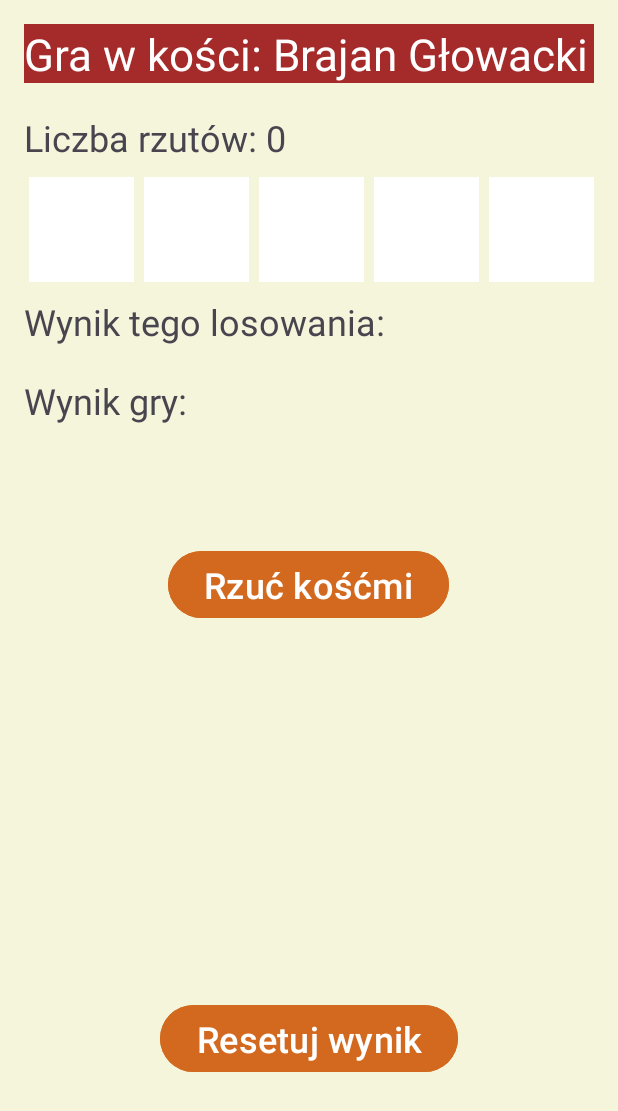
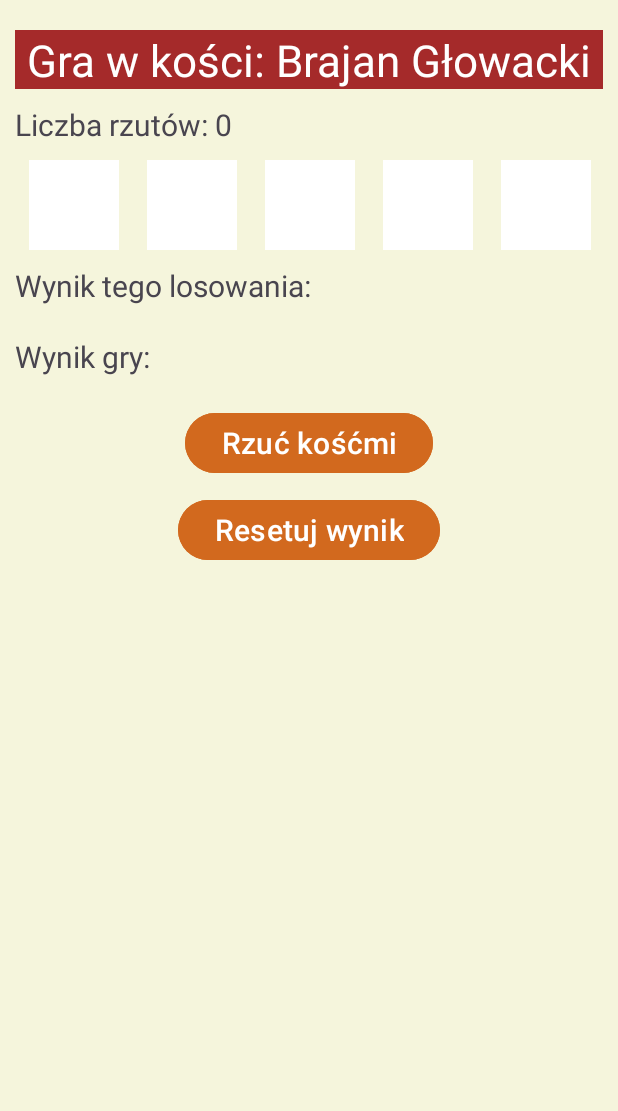
Before and after one commit to Gatsdw/Zadanie-4, an Android app: the screen it shows after launch (MainActivity), on a phone screen of 412 x 824 dp. Shown: the top 1111 px of the screen. Run offline under Robolectric (Android 15) with nearby library versions, the phone set to English and light mode, and no system bars.

Commit message:
Projekt zadania 4

```diff
--- a/app/src/main/java/com/example/dicegame/MainActivity.java
+++ b/app/src/main/java/com/example/dicegame/MainActivity.java
@@ -7,26 +7,60 @@ import androidx.appcompat.app.AppCompatActivity;
 import androidx.core.graphics.Insets;
 import androidx.core.view.ViewCompat;
 import androidx.core.view.WindowInsetsCompat;
+
+import android.view.View;
 import android.widget.Button;
 import android.widget.TextView;
+
+import java.util.Random;
 
 
 public class MainActivity extends AppCompatActivity {
 
-    private Button przycisk;
-    private TextView textView;
+    final int random = new Random().nextInt(6);
+    private int count = 0;
+
+
 
 
 
     @Override
-    protected void onCreate(Bundle savedInstanceState) {
+    protected  void onCreate(Bundle savedInstanceState){
         super.onCreate(savedInstanceState);
-        EdgeToEdge.enable(this);
         setContentView(R.layout.activity_main);
-        ViewCompat.setOnApplyWindowInsetsListener(findViewById(R.id.textRes1), (v, insets) -> {
-            Insets systemBars = insets.getInsets(WindowInsetsCompat.Type.systemBars());
-            v.setPadding(systemBars.left, systemBars.top, systemBars.right, systemBars.bottom);
-            return insets;
-        });
-    }
+
+        TextView count = findViewById(R.id.textCount);
+
+
+        TextView res1 = findViewById(R.id.textRes1);
+        TextView res2 = findViewById(R.id.textRes2);
+        TextView res3 = findViewById(R.id.textRes1);
+        TextView res4 = findViewById(R.id.textRes2);
+        TextView res5 = findViewById(R.id.textRes2);
+
+        Button los = findViewById(R.id.buttonThrow);
+        Button restart = findViewById(R.id.buttonReset);
+
+
+        los.setOnClickListener(new View.OnClickListener() {
+            @Override
+            public void onClick(View v) {
+                void rollDice(){
+                    res1.setText(random);
+                    res2.setText(random);
+                    res3.setText(random);
+                    res4.setText(random);
+                    res5.setText(random);
+                }
+                updateRollCount();
+
+            }
+
+
+        private void updateRollCount() {
+            count.setText("Liczba rzutów: " + count);
+
+        };
+    });
+};
 }
--- a/app/src/main/res/layout/activity_main.xml
+++ b/app/src/main/res/layout/activity_main.xml
@@ -5,7 +5,8 @@
     android:layout_gravity="center"
     android:background="#F5F5DC"
     android:orientation="vertical"
-    android:padding="16dp">
+    android:padding="10dp"
+    >
 
 
     <TextView
@@ -16,15 +17,17 @@
         android:background="#A52A2A"
         android:text="Gra w kości: Brajan Głowacki"
         android:textColor="#FFFFFF"
-        android:textSize="29dp" />
+        android:textSize="29dp"
+        android:layout_marginTop="10dp"
+        android:gravity="center"/>
 
     <TextView
         android:id="@+id/textCount"
         android:layout_width="wrap_content"
         android:layout_height="wrap_content"
-        android:layout_marginTop="20dp"
+        android:layout_marginTop="10dp"
         android:text="Liczba rzutów: 0"
-        android:textSize="24sp"
+        android:textSize="20sp"
         android:layout_marginBottom="10dp"/>
 
     <LinearLayout
@@ -35,46 +38,46 @@
 
         <TextView
             android:id="@+id/textRes1"
-            android:layout_width="70dp"
-            android:layout_height="70dp"
-            android:layout_marginHorizontal="3dp"
+            android:layout_width="60dp"
+            android:layout_height="60dp"
+            android:layout_marginHorizontal="9dp"
             android:background="#FFFFFF"
             android:text=""
             android:textSize="24sp" />
 
         <TextView
             android:id="@+id/textRes2"
-            android:layout_width="70dp"
-            android:layout_height="70dp"
+            android:layout_width="60dp"
+            android:layout_height="60dp"
             android:background="#FFFFFF"
-            android:layout_marginHorizontal="3dp"
+            android:layout_marginHorizontal="9dp"
             android:text=""
             android:textSize="24sp" />
 
         <TextView
             android:id="@+id/textRes3"
-            android:layout_width="70dp"
-            android:layout_height="70dp"
+            android:layout_width="60dp"
+            android:layout_height="60dp"
             android:background="#FFFFFF"
-            android:layout_marginHorizontal="3dp"
+            android:layout_marginHorizontal="9dp"
             android:text=""
             android:textSize="24sp" />
 
         <TextView
             android:id="@+id/textRes4"
-            android:layout_width="70dp"
-            android:layout_height="70dp"
+            android:layout_width="60dp"
+            android:layout_height="60dp"
             android:background="#FFFFFF"
-            android:layout_marginHorizontal="3dp"
+            android:layout_marginHorizontal="9dp"
             android:text=""
             android:textSize="24sp" />
 
         <TextView
             android:id="@+id/textRes5"
-            android:layout_width="70dp"
-            android:layout_height="70dp"
+            android:layout_width="60dp"
+            android:layout_height="60dp"
             android:background="#FFFFFF"
-            android:layout_marginHorizontal="3dp"
+            android:layout_marginHorizontal="9dp"
             android:text=""
             android:textSize="24sp" />
     </LinearLayout>
@@ -86,7 +89,7 @@
         android:layout_height="wrap_content"
         android:layout_marginVertical="10dp"
         android:text="Wynik tego losowania: "
-        android:textSize="24sp" />
+        android:textSize="20sp" />
 
     <TextView
         android:id="@+id/textResults"
@@ -94,18 +97,17 @@
         android:layout_height="wrap_content"
         android:layout_marginVertical="10dp"
         android:text="Wynik gry: "
-        android:textSize="24sp" />
+        android:textSize="20sp" />
 
     <Button
         android:id="@+id/buttonThrow"
         android:layout_width="wrap_content"
         android:layout_height="wrap_content"
         android:layout_gravity="center"
-        android:layout_marginTop="70dp"
+        android:layout_marginTop="10dp"
         android:backgroundTint="#D2691E"
-
         android:text="Rzuć kośćmi"
-        android:textSize="24dp"/>
+        android:textSize="20sp"/>
 
     <Button
         android:id="@+id/buttonReset"
@@ -114,6 +116,6 @@
         android:layout_gravity="center"
         android:backgroundTint="#D2691E"
         android:text="Resetuj wynik"
-        android:layout_marginTop="250dp"
-        android:textSize="24dp"/>
+        android:layout_marginTop="10dp"
+        android:textSize="20sp"/>
 </LinearLayout>
```
